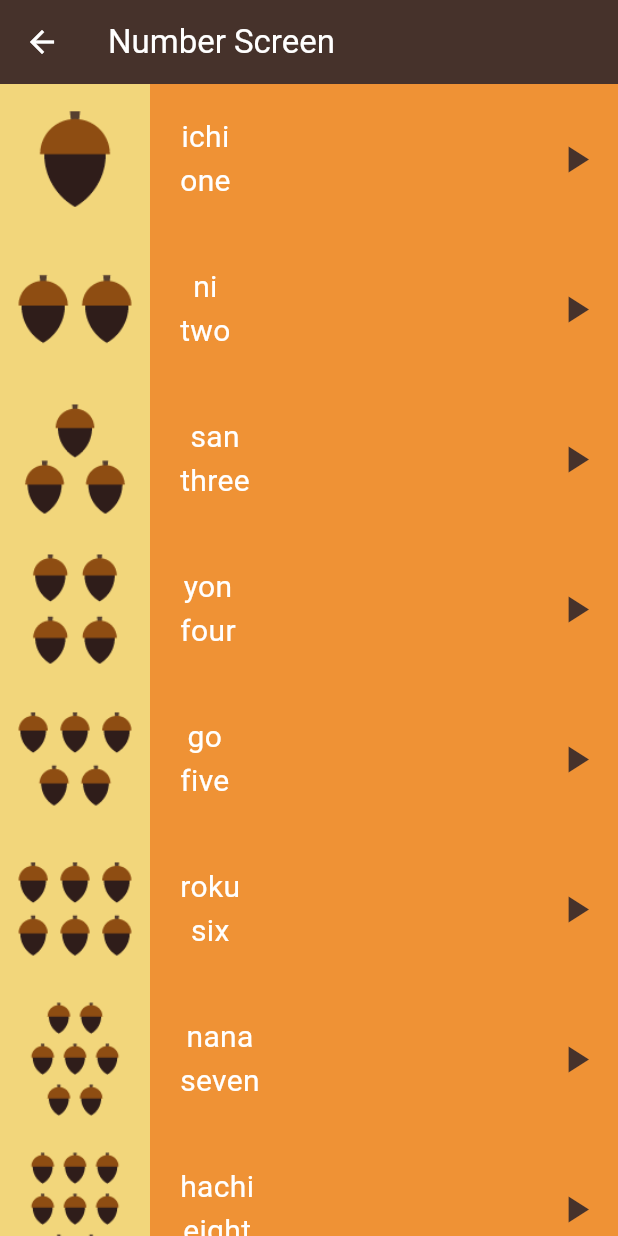
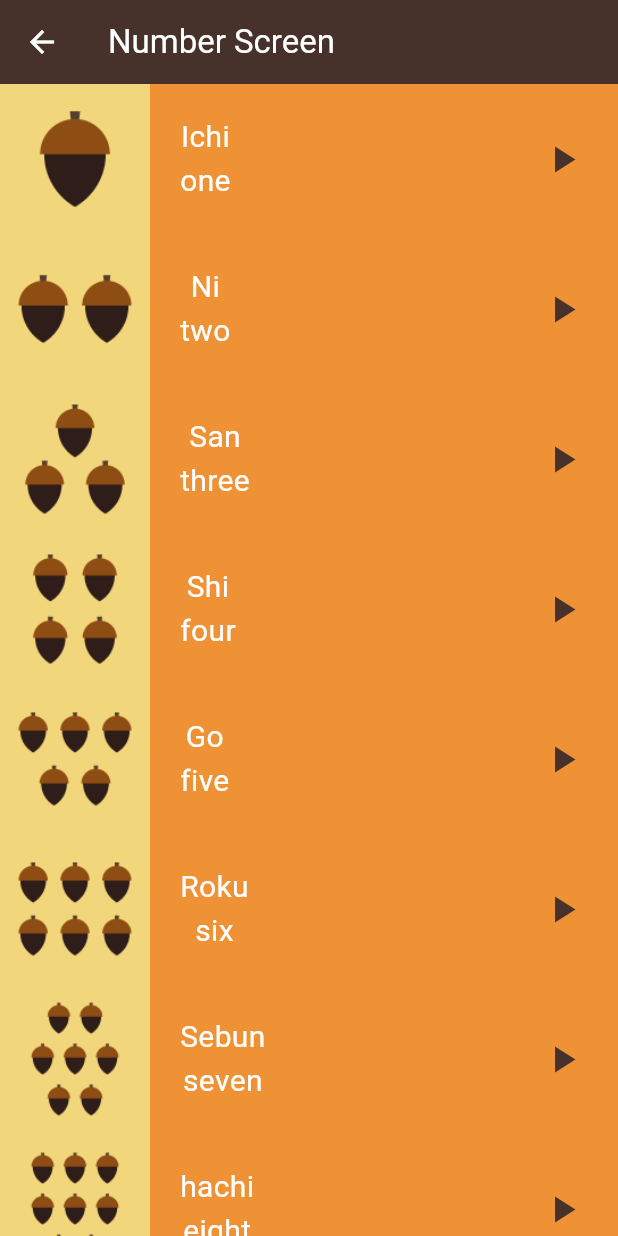
Before and after one commit to Zeina6699/Japaness_Language_Learning_App-toku-, a Flutter app: the screen it shows after launch, after a tap on "Numbers", on a phone screen of 412 x 824 dp. Run offline on Flutter 3.47's test engine with Material 3 defaults, Android fonts, the phone set to English and light mode, and no system bars; our stand-ins replace audioplayers.

Commit message:
Playing Sounds

```diff
--- a/lib/Models/Numbers_Model.dart
+++ b/lib/Models/Numbers_Model.dart
@@ -2,7 +2,8 @@ class NumberModel{
   final  String image;
   final String text1;
   final String text2;
+  final String sound;
 
-   NumberModel({required this.image,required this.text1,required this.text2});
+   NumberModel({required this.image,required this.text1,required this.text2,required this.sound});
 
 }
--- a/lib/Screens/Home_Screen.dart
+++ b/lib/Screens/Home_Screen.dart
@@ -1,4 +1,3 @@
-import 'dart:ui';
 
 import 'package:flutter/material.dart';
 import 'package:toku/Widgets/Custom_Container.dart';
@@ -18,10 +17,10 @@ class HomeScreen extends StatelessWidget {
 ),
 body:Column(
   children: [
-    CustomContainer(color:Color(0xffEF9235),onTap:(){Navigator.pushNamed(context,'/numbers');} ,text:'Numbers' ),
-    CustomContainer(color: Color.fromARGB(255, 111, 185, 58), text:'Family Numbers'),
-    CustomContainer(color: Color(0xff7D40A2), text: 'Colors'),
-    CustomContainer(color:Color(0xff51B0D5), text:"Phrases")
+    CustomContainer(color:const Color(0xffEF9235),onTap:(){Navigator.pushNamed(context,'/numbers');} ,text:'Numbers' ),
+    const CustomContainer(color: Color.fromARGB(255, 111, 185, 58), text:'Family Numbers'),
+    const CustomContainer(color: Color(0xff7D40A2), text: 'Colors'),
+    const CustomContainer(color:Color(0xff51B0D5), text:"Phrases")
 
   ],
 ),
--- a/lib/Screens/Numbers_Screen.dart
+++ b/lib/Screens/Numbers_Screen.dart
@@ -6,22 +6,23 @@ import 'package:toku/Widgets/Custom_Text.dart';
 class NumbersScreen extends StatelessWidget {
 NumbersScreen({super.key});
    final List<NumberModel> numbers = [
-    NumberModel(image: 'assets/images/numbers/number_one.png', text1: 'ichi', text2: 'one'),
-    NumberModel(image: 'assets/images/numbers/number_two.png', text1: 'ni', text2: 'two'),
-    NumberModel(image: 'assets/images/numbers/number_three.png', text1: 'san', text2: 'three'),
-    NumberModel(image: 'assets/images/numbers/number_four.png', text1: 'yon', text2: 'four'),
-    NumberModel(image: 'assets/images/numbers/number_five.png', text1: 'go', text2: 'five'),
-    NumberModel(image: 'assets/images/numbers/number_six.png', text1: 'roku', text2: 'six'),
-    NumberModel(image: 'assets/images/numbers/number_seven.png', text1: 'nana', text2: 'seven'),
-    NumberModel(image: 'assets/images/numbers/number_eight.png', text1: 'hachi', text2: 'eight'),
-    NumberModel(image: 'assets/images/numbers/number_nine.png', text1: 'kyuu', text2: 'nine'),
+    NumberModel(image: 'assets/images/numbers/number_one.png', text1: 'Ichi', text2: 'one',sound: 'number_one_sound.mp3' ),
+    NumberModel(image: 'assets/images/numbers/number_two.png', text1: 'Ni', text2: 'two',sound: 'number_two_sound.mp3'),
+    NumberModel(image: 'assets/images/numbers/number_three.png', text1: 'San', text2: 'three',sound: 'number_three_sound.mp3'),
+    NumberModel(image: 'assets/images/numbers/number_four.png', text1: 'Shi', text2: 'four',sound: 'number_four_sound.mp3'),
+    NumberModel(image: 'assets/images/numbers/number_five.png', text1: 'Go', text2: 'five',sound: 'number_five_sound.mp3'),
+    NumberModel(image: 'assets/images/numbers/number_six.png', text1: 'Roku', text2: 'six',sound: 'number_six_sound.mp3'),
+    NumberModel(image: 'assets/images/numbers/number_seven.png', text1: 'Sebun', text2: 'seven',sound: 'number_seven_sound.mp3'),
+    NumberModel(image: 'assets/images/numbers/number_eight.png', text1: 'hachi', text2: 'eight',sound: 'number_eight_sound.mp3'),
+    NumberModel(image: 'assets/images/numbers/number_nine.png', text1: 'kyuu', text2: 'nine',sound: 'number_nine_sound.mp3'),
+    NumberModel(image: 'assets/images/numbers/number_ten.png', text1: 'Jū', text2: 'ten',sound: 'number_ten_sound.mp3'),
   ];
   @override
   Widget build(BuildContext context) {
     return Scaffold(
 
     appBar: AppBar(
-      iconTheme: IconThemeData(color: Colors.white),
+      iconTheme: const IconThemeData(color: Colors.white),
       title:CustomText(text: 'Number Screen',color: Colors.white,),
       backgroundColor:const Color(0xff46322B),
      ) ,
@@ -35,3 +36,10 @@ NumbersScreen({super.key});
      );
   }
 }
+List<Widget>getList(List<NumberModel>numbers){
+  List<Widget> num=[];
+  for(int i=0;i<numbers.length;i++){
+    num.add(CustomNumbersContainer(numberModel:numbers[i],));
+  }
+  return num;
+}
--- a/lib/Widgets/Custom_Container.dart
+++ b/lib/Widgets/Custom_Container.dart
@@ -1,5 +1,4 @@
 
-import 'dart:ui';
 
 import 'package:flutter/material.dart';
 import 'package:toku/Widgets/Custom_Text.dart';
@@ -20,7 +19,7 @@ final VoidCallback? onTap;
     return GestureDetector(
       onTap: onTap,
       child: Container(
-        padding: EdgeInsets.only(left: 20),
+        padding: const EdgeInsets.only(left: 20),
         alignment: Alignment.centerLeft,
         height: 70, width:double.infinity, color:color, child: CustomText(text:text,color: Colors.white,fontSize:18)),
     );
--- a/lib/Widgets/Custom_Number_Container.dart
+++ b/lib/Widgets/Custom_Number_Container.dart
@@ -2,36 +2,50 @@
 import 'package:flutter/material.dart';
 import 'package:toku/Models/Numbers_Model.dart';
 import 'package:toku/Widgets/Custom_Text.dart';
+import 'package:audioplayers/audioplayers.dart';
 
-class CustomNumbersContainer extends StatelessWidget {
-CustomNumbersContainer({
+class CustomNumbersContainer extends StatefulWidget {
+const CustomNumbersContainer({
     super.key, required this.numberModel,
   });
   final NumberModel numberModel;
 
 
   @override
+  State<CustomNumbersContainer> createState() => _CustomNumbersContainerState();
+}
+
+class _CustomNumbersContainerState extends State<CustomNumbersContainer> {
+  @override
   Widget build(BuildContext context) {
     return Container(
-     color:Color(0xffEF9235),
+     color:const Color(0xffEF9235),
      height: 100,
      child: Row(
        children: [
-         Container(color:  Color.fromARGB(255, 242, 214, 123), child: Image.asset(numberModel.image)),
+         Container(color:  const Color.fromARGB(255, 242, 214, 123), child: Image.asset(widget.numberModel.image)),
          Padding(
            padding: const EdgeInsets.only(left: 20),
            child: Column(
              mainAxisAlignment: MainAxisAlignment.center,
              children: [
-               CustomText(text:numberModel.text1,fontSize:20,color: Colors.white),
-               CustomText(text:numberModel.text2,fontSize:20,color: Colors.white)
+               CustomText(text:widget.numberModel.text1,fontSize:20,color: Colors.white),
+               CustomText(text:widget.numberModel.text2,fontSize:20,color: Colors.white)
              ],
            ),
          ),
         const Spacer(),
-        const Padding(
-           padding:EdgeInsets.only(right: 13),
-           child: Icon(Icons.play_arrow,size: 30,color: Color(0xff46322B)),
+         Padding(
+           padding:const EdgeInsets.only(right: 13),
+           child: IconButton(
+            onPressed: ()async{
+              try{
+           final player = AudioPlayer();
+        player.audioCache = AudioCache(prefix: 'assets/sounds/numbers/');
+        await player.play(AssetSource(widget.numberModel.sound));
+            }
+            catch(e){print(e);}},
+            icon:const Icon( Icons.play_arrow,size: 30,color: Color(0xff46322B)))
          )
        ],
      ),
--- a/lib/main.dart
+++ b/lib/main.dart
@@ -1,8 +1,6 @@
 import 'package:flutter/material.dart';
 import 'package:toku/Screens/Home_Screen.dart';
 import 'package:toku/Screens/Numbers_Screen.dart';
-import 'package:toku/Widgets/Custom_Container.dart';
-import 'package:toku/Widgets/Custom_Text.dart';
 
 void main() {
   runApp(const MyApp());
```
Also changed, not shown: pubspec.yaml (+6 -14 lines), pubspec.lock, 6 other files.
